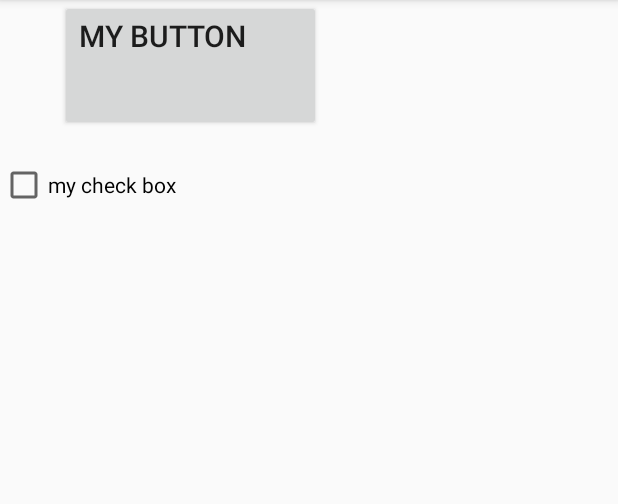
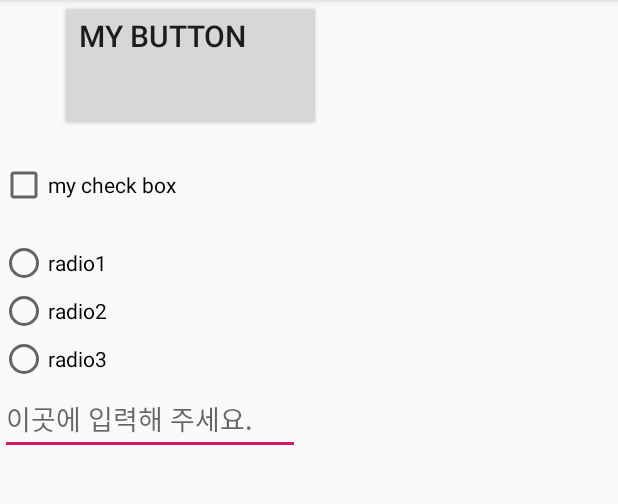
Before and after one commit to jhjh550/AndroidTutorial190826, an Android app: the screen it shows after launch (MainActivity), on a phone screen of 412 x 824 dp, the part 84-588 px from its top. Run offline under Robolectric (Android 15) with nearby library versions, the light colour scheme and no system bars.

Commit message:
ui widget

```diff
--- a/app/src/main/java/com/fieldbear/androidtutorial190826/MainActivity.java
+++ b/app/src/main/java/com/fieldbear/androidtutorial190826/MainActivity.java
@@ -5,6 +5,9 @@ import androidx.appcompat.app.AppCompatActivity;
 import android.os.Bundle;
 import android.view.View;
 import android.widget.Button;
+import android.widget.CheckBox;
+import android.widget.CompoundButton;
+import android.widget.RadioGroup;
 import android.widget.Toast;
 
 public class MainActivity extends AppCompatActivity {
@@ -22,5 +25,29 @@ public class MainActivity extends AppCompatActivity {
                         Toast.LENGTH_LONG).show();
             }
         });
+
+        final CheckBox myCheckBox = findViewById(R.id.myCheckBox);
+        myCheckBox.setOnCheckedChangeListener(new CompoundButton.OnCheckedChangeListener() {
+            @Override
+            public void onCheckedChanged(CompoundButton buttonView, boolean isChecked) {
+                Toast.makeText(MainActivity.this, "checked: "+isChecked,
+                        Toast.LENGTH_LONG).show();
+            }
+        });
+
+        RadioGroup radioGroup = findViewById(R.id.radioGroup);
+        radioGroup.setOnCheckedChangeListener(new RadioGroup.OnCheckedChangeListener() {
+            @Override
+            public void onCheckedChanged(RadioGroup group, int checkedId) {
+                switch (checkedId){
+                    case R.id.radio1:
+                        break;
+                    case R.id.radio2:
+                        break;
+                    case R.id.radio3:
+                        break;
+                }
+            }
+        });
     }
 }
--- a/app/src/main/res/layout/activity_widget.xml
+++ b/app/src/main/res/layout/activity_widget.xml
@@ -21,4 +21,31 @@
         android:layout_width="wrap_content"
         android:layout_height="wrap_content"/>
 
+    <RadioGroup
+        android:id="@+id/radioGroup"
+        android:layout_marginTop="20dp"
+        android:layout_width="wrap_content"
+        android:layout_height="wrap_content">
+        <RadioButton
+            android:id="@+id/radio1"
+            android:text="radio1"
+            android:layout_width="wrap_content"
+            android:layout_height="wrap_content"/>
+        <RadioButton
+            android:id="@+id/radio2"
+            android:text="radio2"
+            android:layout_width="wrap_content"
+            android:layout_height="wrap_content"/>
+        <RadioButton
+            android:id="@+id/radio3"
+            android:text="radio3"
+            android:layout_width="wrap_content"
+            android:layout_height="wrap_content"/>
+    </RadioGroup>
+
+    <EditText
+        android:inputType="textPassword"
+        android:hint="이곳에 입력해 주세요."
+        android:layout_width="200dp"
+        android:layout_height="wrap_content"/>
 </LinearLayout>
```
